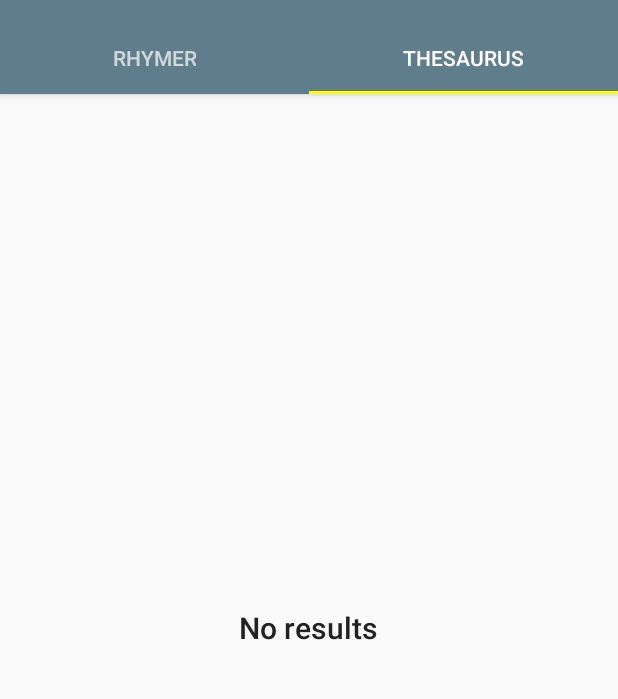
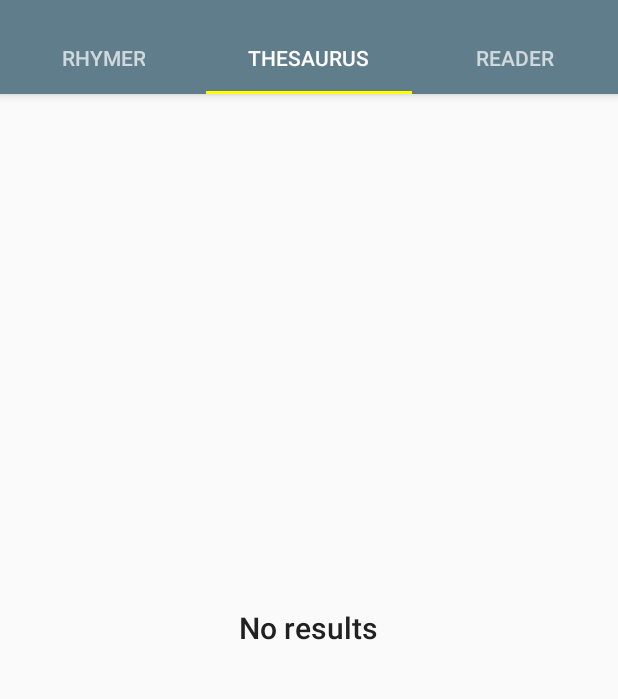
Before and after one commit to caarmen/poet-assistant, an Android app: the screen it shows after launch (MainActivity), tab 2 chosen, on a phone screen of 412 x 824 dp, the part 74-773 px from its top. Run offline under Robolectric (Android 15) with nearby library versions, the phone set to English and light mode, and no system bars; pictures from the network do not load; 5 statements that could not run were skipped.

Commit message:
Added tts implementation

```diff
--- a/app/src/main/java/ca/rmen/android/poetassistant/main/PagerAdapter.java
+++ b/app/src/main/java/ca/rmen/android/poetassistant/main/PagerAdapter.java
@@ -71,14 +71,16 @@ class PagerAdapter extends FragmentPagerAdapter {
         Log.v(TAG, "SectionsPagerAdapter getItem " + position);
         if (position == Dictionary.RHYMER.ordinal()) {
             return ResultListFragment.newInstance(Dictionary.RHYMER, mInitialRhymeQuery);
-        } else /*if (position == TAB_THESAURUS)*/ {
+        } else if (position == Dictionary.THESAURUS.ordinal()) {
             return ResultListFragment.newInstance(Dictionary.THESAURUS, mInitialThesaurusQuery);
+        } else {
+            return TtsFragment.newInstance();
         }
     }
 
     @Override
-    public int getCount() {
-        return 2;
+    public int getCount(){
+        return 3;
     }
 
     @Override
@@ -87,6 +89,7 @@ class PagerAdapter extends FragmentPagerAdapter {
             return mContext.getString(R.string.tab_rhymer).toUpperCase(Locale.getDefault());
         else if (position == Dictionary.THESAURUS.ordinal())
             return mContext.getString(R.string.tab_thesaurus).toUpperCase(Locale.getDefault());
-        return null;
+        else
+            return mContext.getString(R.string.tab_reader).toUpperCase(Locale.getDefault());
     }
 }
--- a/app/src/main/java/ca/rmen/android/poetassistant/main/ResultListFragment.java
+++ b/app/src/main/java/ca/rmen/android/poetassistant/main/ResultListFragment.java
@@ -62,7 +62,7 @@ public class ResultListFragment extends ListFragment implements LoaderManager.Lo
     public View onCreateView(LayoutInflater inflater, ViewGroup container, Bundle savedInstanceState) {
         mDictionary = (Dictionary) getArguments().getSerializable(EXTRA_DICTIONARY);
         Log.v(TAG, "onCreateView: dictionary = " + mDictionary);
-        View view = inflater.inflate(R.layout.fragment_main, container, false);
+        View view = inflater.inflate(R.layout.fragment_result_list, container, false);
         mListHeaderView = (TextView) view.findViewById(R.id.tv_list_header);
         mDivider = view.findViewById(R.id.divider);
         if (savedInstanceState != null) {
--- /dev/null
+++ b/app/src/main/java/ca/rmen/android/poetassistant/main/TtsFragment.java
@@ -0,0 +1,208 @@
+/*
+ * Copyright (c) 2016 Carmen Alvarez
+ *
+ * This file is part of Poet Assistant.
+ *
+ * Poet Assistant is free software: you can redistribute it and/or modify
+ * it under the terms of the GNU General Public License as published by
+ * the Free Software Foundation, either version 3 of the License, or
+ * (at your option) any later version.
+ *
+ * Poet Assistant is distributed in the hope that it will be useful,
+ * but WITHOUT ANY WARRANTY; without even the implied warranty of
+ * MERCHANTABILITY or FITNESS FOR A PARTICULAR PURPOSE.  See the
+ * GNU General Public License for more details.
+ *
+ * You should have received a copy of the GNU General Public License
+ * along with Poet Assistant.  If not, see <http://www.gnu.org/licenses/>.
+ */
+
+package ca.rmen.android.poetassistant.main;
+
+import android.annotation.TargetApi;
+import android.content.SharedPreferences;
+import android.os.Build;
+import android.os.Bundle;
+import android.os.Handler;
+import android.preference.PreferenceManager;
+import android.speech.tts.TextToSpeech;
+import android.speech.tts.UtteranceProgressListener;
+import android.support.annotation.Nullable;
+import android.support.v4.app.Fragment;
+import android.text.Editable;
+import android.text.TextUtils;
+import android.text.TextWatcher;
+import android.util.Log;
+import android.view.LayoutInflater;
+import android.view.View;
+import android.view.ViewGroup;
+import android.widget.EditText;
+import android.widget.ImageView;
+
+import ca.rmen.android.poetassistant.Constants;
+import ca.rmen.android.poetassistant.R;
+
+
+public class TtsFragment extends Fragment {
+    private static final String TAG = Constants.TAG + TtsFragment.class.getSimpleName();
+    private static final String PREF_POEM_TEXT = "poem_text";
+
+    private ImageView mPlayButton;
+    private EditText mTextView;
+    private TextToSpeech mTextToSpeech;
+    private int mTtsStatus = TextToSpeech.ERROR;
+    private SharedPreferences mSharedPreferences;
+    private Handler mHandler;
+
+    public static TtsFragment newInstance() {
+        Log.d(TAG, "newInstance() called with: " + "");
+        TtsFragment fragment = new TtsFragment();
+        fragment.setRetainInstance(true);
+        return fragment;
+    }
+
+    @Override
+    public void onCreate(@Nullable Bundle savedInstanceState) {
+        Log.d(TAG, "onCreate() called with: " + "savedInstanceState = [" + savedInstanceState + "]");
+        super.onCreate(savedInstanceState);
+        mTextToSpeech = new TextToSpeech(getActivity().getApplicationContext(), mOnInitListener);
+        mTextToSpeech.setOnUtteranceProgressListener(mUtteranceProgressListener);
+    }
+
+    @Override
+    public View onCreateView(LayoutInflater inflater, ViewGroup container, Bundle savedInstanceState) {
+        Log.d(TAG, "onCreateView() called with: " + "inflater = [" + inflater + "], container = [" + container + "], savedInstanceState = [" + savedInstanceState + "]");
+        View view = inflater.inflate(R.layout.fragment_tts, container, false);
+        mPlayButton = (ImageView) view.findViewById(R.id.btn_play);
+        mTextView = (EditText) view.findViewById(R.id.tv_text);
+        mPlayButton.setOnClickListener(mOnClickListener);
+        mTextView.addTextChangedListener(mTextWatcher);
+        mHandler = new Handler();
+        mSharedPreferences = PreferenceManager.getDefaultSharedPreferences(getActivity());
+        String poemText = mSharedPreferences.getString(PREF_POEM_TEXT, null);
+        mTextView.setText(poemText);
+        return view;
+    }
+
+    @Override
+    public void onDestroyView() {
+        Log.d(TAG, "onDestroyView() called with: " + "");
+        mSharedPreferences.edit().putString(PREF_POEM_TEXT, mTextView.getText().toString()).apply();
+        super.onDestroyView();
+    }
+
+    @Override
+    public void onDestroy() {
+        Log.d(TAG, "onDestroy() called with: " + "");
+        if (mTextToSpeech != null) {
+            mTextToSpeech.shutdown();
+            mTextToSpeech = null;
+        }
+        super.onDestroy();
+    }
+
+    /**
+     * The button shall be disabled if TTS isn't initialized, or if there is no text to play.
+     * The button should display a "Play" icon if TTS isn't running but can be started.
+     * The button should display a "Stop" icon if TTS is currently running.
+     * This is called from a background thread by TTS.
+     */
+    private void updatePlayButton() {
+        Log.d(TAG, "updatePlayButton");
+        mHandler.post(new Runnable() {
+            @Override
+            public void run() {
+                boolean enabled = !TextUtils.isEmpty(mTextView.getText())
+                        && mTtsStatus == TextToSpeech.SUCCESS;
+                mPlayButton.setEnabled(enabled);
+                if (mTextToSpeech.isSpeaking()) {
+                    mPlayButton.setImageResource(R.drawable.ic_stop);
+                } else {
+                    mPlayButton.setImageResource(R.drawable.ic_play);
+                }
+            }
+        });
+    }
+
+    private final View.OnClickListener mOnClickListener = new View.OnClickListener() {
+        @Override
+        public void onClick(View v) {
+            Log.v(TAG, "Play button clicked");
+            if (mTextToSpeech.isSpeaking()) {
+                mTextToSpeech.stop();
+            } else {
+                if (Build.VERSION.SDK_INT >= Build.VERSION_CODES.LOLLIPOP)
+                    speak21();
+                else
+                    speak4();
+            }
+
+            updatePlayButton();
+        }
+    };
+
+    @SuppressWarnings("deprecation")
+    private void speak4() {
+        mTextToSpeech.speak(mTextView.getText().toString(), TextToSpeech.QUEUE_FLUSH, null);
+    }
+
+    @TargetApi(Build.VERSION_CODES.LOLLIPOP)
+    private void speak21() {
+        mTextToSpeech.speak(mTextView.getText().toString(), TextToSpeech.QUEUE_FLUSH, null, mTextView.getText().toString());
+    }
+
+    private final TextWatcher mTextWatcher = new TextWatcher() {
+        @Override
+        public void beforeTextChanged(CharSequence s, int start, int count, int after) {
+
+        }
+
+        @Override
+        public void onTextChanged(CharSequence s, int start, int before, int count) {
+        }
+
+        @Override
+        public void afterTextChanged(Editable s) {
+            updatePlayButton();
+        }
+    };
+
+    private final TextToSpeech.OnInitListener mOnInitListener = new TextToSpeech.OnInitListener() {
+        @Override
+        public void onInit(int status) {
+            mTtsStatus = status;
+            updatePlayButton();
+        }
+    };
+
+    private final UtteranceProgressListener mUtteranceProgressListener = new UtteranceProgressListener() {
+        @Override
+        public void onStart(String utteranceId) {
+            updatePlayButton();
+        }
+
+        @Override
+        public void onDone(String utteranceId) {
+            updatePlayButton();
+        }
+
+        @Override
+        public void onError(String utteranceId) {
+            updatePlayButton();
+        }
+
+        @Override
+        public void onError(String utteranceId, int errorCode) {
+            super.onError(utteranceId, errorCode);
+            updatePlayButton();
+        }
+
+        @Override
+        public void onStop(String utteranceId, boolean interrupted) {
+            super.onStop(utteranceId, interrupted);
+            updatePlayButton();
+        }
+    };
+
+
+}
--- /dev/null
+++ b/app/src/main/res/drawable/ic_play.xml
@@ -0,0 +1,28 @@
+<!--
+  ~ Copyright (c) 2016 Carmen Alvarez
+  ~
+  ~ This file is part of Poet Assistant.
+  ~
+  ~ Poet Assistant is free software: you can redistribute it and/or modify
+  ~ it under the terms of the GNU General Public License as published by
+  ~ the Free Software Foundation, either version 3 of the License, or
+  ~ (at your option) any later version.
+  ~
+  ~ Poet Assistant is distributed in the hope that it will be useful,
+  ~ but WITHOUT ANY WARRANTY; without even the implied warranty of
+  ~ MERCHANTABILITY or FITNESS FOR A PARTICULAR PURPOSE.  See the
+  ~ GNU General Public License for more details.
+  ~
+  ~ You should have received a copy of the GNU General Public License
+  ~ along with Poet Assistant.  If not, see <http://www.gnu.org/licenses/>.
+  -->
+
+<vector xmlns:android="http://schemas.android.com/apk/res/android"
+        android:width="24dp"
+        android:height="24dp"
+        android:viewportWidth="24.0"
+        android:viewportHeight="24.0">
+    <path
+        android:fillColor="#FF000000"
+        android:pathData="M8,5v14l11,-7z"/>
+</vector>
--- /dev/null
+++ b/app/src/main/res/drawable/ic_stop.xml
@@ -0,0 +1,9 @@
+<vector xmlns:android="http://schemas.android.com/apk/res/android"
+        android:width="24dp"
+        android:height="24dp"
+        android:viewportWidth="24.0"
+        android:viewportHeight="24.0">
+    <path
+        android:fillColor="#FF000000"
+        android:pathData="M6,6h12v12H6z"/>
+</vector>
--- a/app/src/main/res/values/strings.xml
+++ b/app/src/main/res/values/strings.xml
@@ -26,12 +26,15 @@
     <string name="search_hint">Lookup a word</string>
     <string name="tab_rhymer">Rhymer</string>
     <string name="tab_thesaurus">Thesaurus</string>
+    <string name="tab_reader">Reader</string>
     <string name="rhyme_section_one_syllable">One syllable matches:</string>
     <string name="rhyme_section_two_syllables">Two syllable matches:</string>
     <string name="rhyme_section_three_syllables">Three syllable matches:</string>
     <string name="thesaurus_section_synonyms">Synonyms:</string>
     <string name="thesaurus_section_antonyms">Antonyms:</string>
     <string name="empty_list">No results</string>
+    <string name="tts_play">Play</string>
+    <string name="tts_hint">Paste your poem here and press the play icon to listen to it.</string>
     <string name="about_title">About %s</string>
     <string name="about_app_version">%1$s v%2$s</string>
     <string name="about_copyright">Copyright &#169; 2016 Carmen Alvarez\nc@rmen.ca\nhttp://rmen.ca</string>
```
Also changed, not shown: app/src/main/res/layout/fragment_tts.xml (added, +50 -0 lines), app/src/main/res/layout/fragment_result_list.xml (renamed from app/src/main/res/layout/fragment_main.xml).
